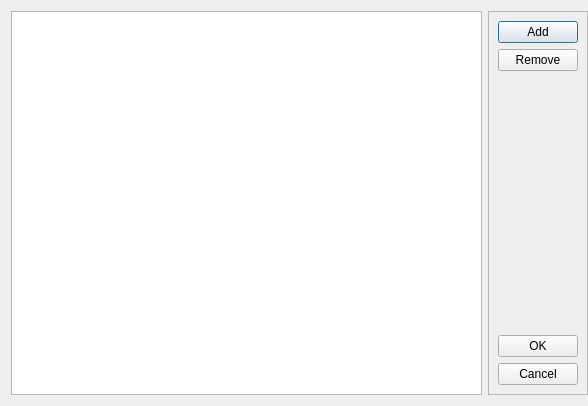
Old version of the form SettingsDialog.ui in the repository otengler/CodeBeagle.
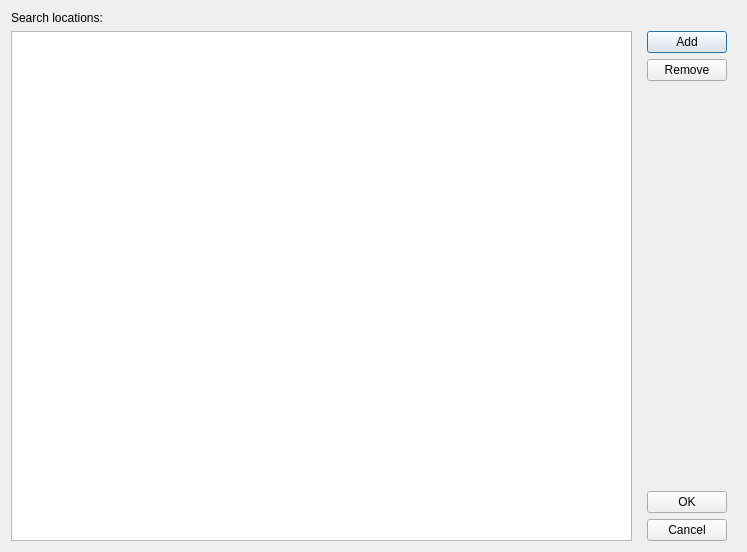
New version of the form.

Commit message: Seperated search logic and search page

```diff
--- a/SettingsDialog.ui
+++ b/SettingsDialog.ui
@@ -6,36 +6,37 @@
    <rect>
     <x>0</x>
     <y>0</y>
-    <width>588</width>
-    <height>406</height>
+    <width>747</width>
+    <height>552</height>
    </rect>
   </property>
   <property name="windowTitle">
    <string>Settings</string>
   </property>
-  <layout class="QHBoxLayout" name="horizontalLayout">
-   <property name="rightMargin">
-    <number>0</number>
-   </property>
-   <item>
-    <widget class="QListView" name="listView">
-     <property name="editTriggers">
-      <set>QAbstractItemView::CurrentChanged|QAbstractItemView::DoubleClicked|QAbstractItemView::EditKeyPressed|QAbstractItemView::SelectedClicked</set>
-     </property>
-     <property name="alternatingRowColors">
-      <bool>true</bool>
+  <layout class="QGridLayout" name="gridLayout">
+   <item row="0" column="0">
+    <widget class="QLabel" name="labelAdditionalSearchLocations">
+     <property name="text">
+      <string>Search locations:</string>
      </property>
     </widget>
    </item>
-   <item>
+   <item row="0" column="1" rowspan="2">
     <widget class="QFrame" name="frameButtons">
-     <property name="frameShape">
-      <enum>QFrame::StyledPanel</enum>
-     </property>
-     <property name="frameShadow">
-      <enum>QFrame::Raised</enum>
-     </property>
      <layout class="QVBoxLayout" name="verticalLayout">
+      <property name="topMargin">
+       <number>0</number>
+      </property>
+      <property name="bottomMargin">
+       <number>0</number>
+      </property>
+      <item>
+       <widget class="QLabel" name="labelSpacer">
+        <property name="text">
+         <string/>
+        </property>
+       </widget>
+      </item>
       <item>
        <widget class="QPushButton" name="buttonAdd">
         <property name="text">
@@ -80,6 +81,19 @@
      </layout>
     </widget>
    </item>
+   <item row="1" column="0">
+    <widget class="QListView" name="listViewLocations">
+     <property name="horizontalScrollBarPolicy">
+      <enum>Qt::ScrollBarAlwaysOff</enum>
+     </property>
+     <property name="editTriggers">
+      <set>QAbstractItemView::CurrentChanged|QAbstractItemView::DoubleClicked|QAbstractItemView::EditKeyPressed|QAbstractItemView::SelectedClicked</set>
+     </property>
+     <property name="alternatingRowColors">
+      <bool>true</bool>
+     </property>
+    </widget>
+   </item>
   </layout>
  </widget>
  <resources/>
```
Left out of the diff: 71 changed lines with no effect on the pictures. The commit also changes 11 other files.
